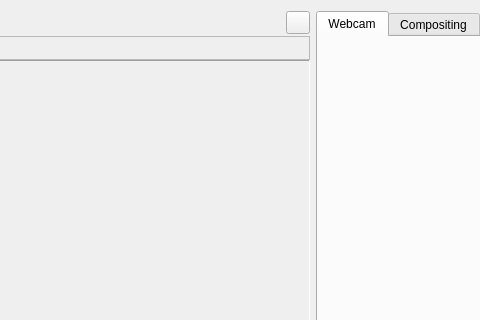
Old version of the form OpenStopMotion/trunk/gui/stopmocap.ui in the repository pfedick/openstopmotion; both pictures show x 558 to 1038 and y 0 to 320 of the 1135 by 945 pixel window.
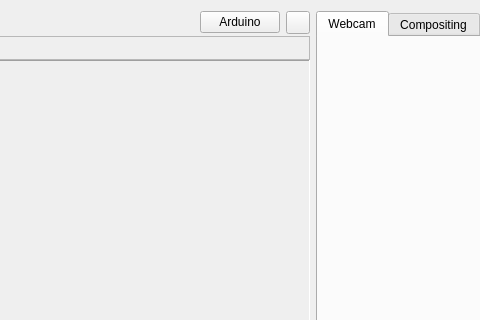
New version of the form. The open tabs and pages were chosen to show the change. Icons and pictures are not drawn. Custom widgets are drawn as their Qt base class.

The edit to the form file:
```diff
--- a/OpenStopMotion/trunk/gui/stopmocap.ui
+++ b/OpenStopMotion/trunk/gui/stopmocap.ui
@@ -85,6 +85,19 @@
          </property>
         </spacer>
        </item>
+       <item>
+        <widget class="QPushButton" name="arduinoButton">
+         <property name="text">
+          <string>Arduino</string>
+         </property>
+         <property name="iconSize">
+          <size>
+           <width>16</width>
+           <height>16</height>
+          </size>
+         </property>
+        </widget>
+       </item>
        <item>
         <widget class="QToolButton" name="lightAndDarkButton">
          <property name="text">
```
Left out of the diff: 2 changed lines with no effect on the pictures.
